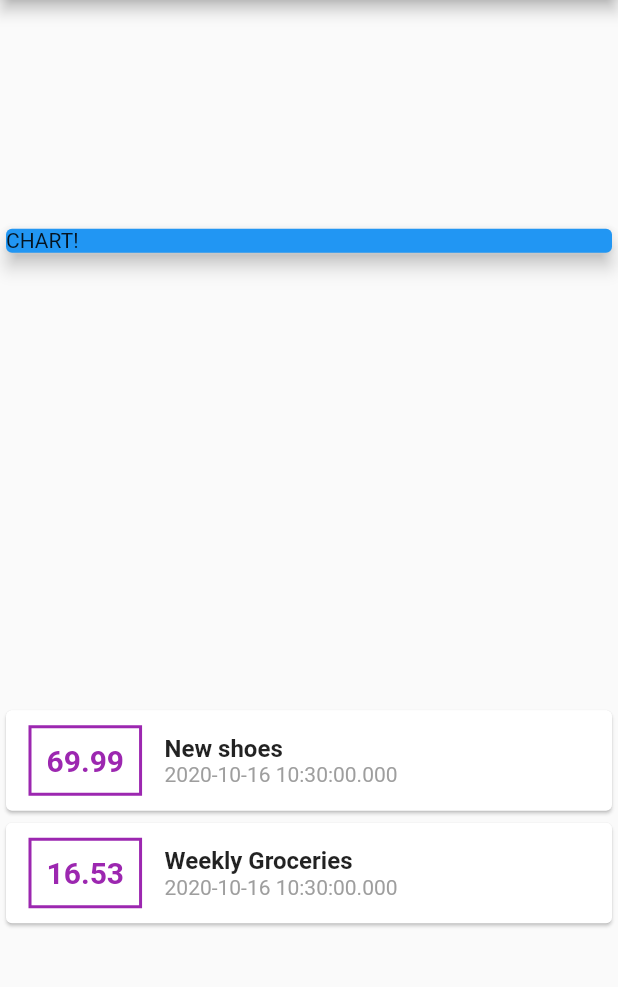
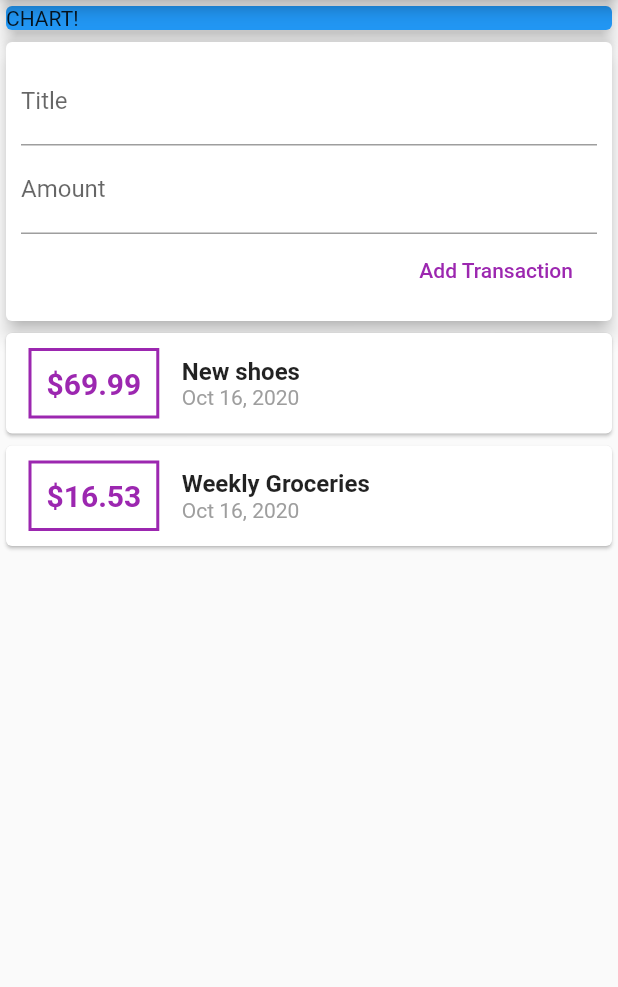
Before and after one commit to KaSliK/Expenses-App, a Flutter app: the screen it shows after launch, on a phone screen of 412 x 824 dp, the part 84-1071 px from its top. Run offline on Flutter 3.47's test engine with Material 2 defaults, Android fonts, the phone set to English and light mode, and no system bars.

Commit message:
Added some widgets and moved logic right there, adding transactions funcionality works

```diff
--- a/lib/main.dart
+++ b/lib/main.dart
@@ -1,5 +1,7 @@
 import 'package:flutter/material.dart';
-import './transaction.dart';
+import './widgets/user_transactions.dart';
+
+
 
 void main() => runApp(MyApp());
 
@@ -14,20 +16,8 @@ class MyApp extends StatelessWidget {
 }
 
 class MyHomePage extends StatelessWidget {
-  final List<Transaction> transactions = [
-    Transaction(
-      id: 't1',
-      title: 'New shoes',
-      amount: 69.99,
-      date: DateTime.now(),
-    ),
-    Transaction(
-      id: 't2',
-      title: 'Weekly Groceries',
-      amount: 16.53,
-      date: DateTime.now(),
-    ),
-  ];
+
+
 
   @override
   Widget build(BuildContext context) {
@@ -36,7 +26,7 @@ class MyHomePage extends StatelessWidget {
         title: Text('Personal Expenses'),
       ),
       body: Column(
-        mainAxisAlignment: MainAxisAlignment.spaceAround,
+        mainAxisAlignment: MainAxisAlignment.start,
         crossAxisAlignment: CrossAxisAlignment.center,
         children: <Widget>[
           Container(
@@ -47,53 +37,7 @@ class MyHomePage extends StatelessWidget {
               elevation: 5,
             ),
           ),
-          Column(
-            children: transactions.map((tx) {
-              return Card(
-                child: Row(
-                  children: [
-                    Container(
-                      padding: EdgeInsets.all(10),
-                      margin: EdgeInsets.symmetric(
-                        vertical: 10,
-                        horizontal: 15,
-                      ),
-                      decoration: BoxDecoration(
-                        border: Border.all(
-                          color: Colors.purple,
-                          width: 2,
-                        ),
-                      ),
-                      child: Text(
-                        tx.amount.toString(),
-                        style: TextStyle(
-                          fontWeight: FontWeight.bold,
-                          fontSize: 20,
-                          color: Colors.purple,
-                        ),
-                      ),
-                    ),
-                    Column(
-                      crossAxisAlignment: CrossAxisAlignment.start,
-                      children: [
-                        Text(
-                          tx.title,
-                          style: TextStyle(
-                            fontSize: 16,
-                            fontWeight: FontWeight.bold,
-                          ),
-                        ),
-                        Text(
-                          tx.date.toString(),
-                          style: TextStyle(color: Colors.grey),
-                        ),
-                      ],
-                    )
-                  ],
-                ),
-              );
-            }).toList(),
-          ),
+          UserTransactions()
         ],
       ),
     );
--- /dev/null
+++ b/lib/widgets/new_transaction.dart
@@ -0,0 +1,46 @@
+import 'package:flutter/material.dart';
+
+class NewTransaction extends StatelessWidget {
+  final Function addTx;
+  final titleController = TextEditingController();
+  final amountController = TextEditingController();
+
+  NewTransaction(this.addTx);
+
+  @override
+  Widget build(BuildContext context) {
+    return Card(
+      elevation: 5,
+      child: Container(
+        padding: EdgeInsets.all(10),
+        child: Column(
+          crossAxisAlignment: CrossAxisAlignment.end,
+          children: [
+            TextField(
+              decoration: InputDecoration(labelText: 'Title'),
+              // onChanged: (value) {
+              //   titleInput = value;
+              // },
+              controller: titleController,
+            ),
+            TextField(
+              decoration: InputDecoration(labelText: 'Amount'),
+              // onChanged: (value) => amountInput = value,
+              controller: amountController,
+            ),
+            FlatButton(
+              onPressed: () {
+                addTx(
+                  titleController.text,
+                  double.parse(amountController.text),
+                );
+              },
+              child: Text('Add Transaction'),
+              textColor: Colors.purple,
+            )
+          ],
+        ),
+      ),
+    );
+  }
+}
--- /dev/null
+++ b/lib/widgets/transaction_list.dart
@@ -0,0 +1,59 @@
+import 'package:flutter/material.dart';
+import '../models/transaction.dart';
+import 'package:intl/intl.dart';
+
+class TransactionList extends StatelessWidget {
+  final List<Transaction> transactions;
+
+  TransactionList(this.transactions);
+  @override
+  Widget build(BuildContext context) {
+    return Column(
+      children: transactions.map((tx) {
+        return Card(
+          child: Row(
+            children: [
+              Container(
+                padding: EdgeInsets.all(10),
+                margin: EdgeInsets.symmetric(
+                  vertical: 10,
+                  horizontal: 15,
+                ),
+                decoration: BoxDecoration(
+                  border: Border.all(
+                    color: Colors.purple,
+                    width: 2,
+                  ),
+                ),
+                child: Text(
+                  '\$${tx.amount}',
+                  style: TextStyle(
+                    fontWeight: FontWeight.bold,
+                    fontSize: 20,
+                    color: Colors.purple,
+                  ),
+                ),
+              ),
+              Column(
+                crossAxisAlignment: CrossAxisAlignment.start,
+                children: [
+                  Text(
+                    tx.title,
+                    style: TextStyle(
+                      fontSize: 16,
+                      fontWeight: FontWeight.bold,
+                    ),
+                  ),
+                  Text(
+                    DateFormat.yMMMd().format(tx.date),
+                    style: TextStyle(color: Colors.grey),
+                  ),
+                ],
+              )
+            ],
+          ),
+        );
+      }).toList(),
+    );
+  }
+}
--- /dev/null
+++ b/lib/widgets/user_transactions.dart
@@ -0,0 +1,49 @@
+import 'package:flutter/material.dart';
+import './new_transaction.dart';
+import './transaction_list.dart';
+import '../models/transaction.dart';
+
+class UserTransactions extends StatefulWidget {
+  @override
+  _UserTransactionsState createState() => _UserTransactionsState();
+}
+
+class _UserTransactionsState extends State<UserTransactions> {
+  final List<Transaction> _userTransactions = [
+    Transaction(
+      id: 't1',
+      title: 'New shoes',
+      amount: 69.99,
+      date: DateTime.now(),
+    ),
+    Transaction(
+      id: 't2',
+      title: 'Weekly Groceries',
+      amount: 16.53,
+      date: DateTime.now(),
+    ),
+  ];
+
+  void _addNewTransaction(String txTitle, double txAmount) {
+    final newTx = Transaction(
+      id: DateTime.now().toString(),
+      title: txTitle,
+      amount: txAmount,
+      date: DateTime.now(),
+    );
+
+    setState(() {
+      _userTransactions.add(newTx);
+    });
+  }
+
+  @override
+  Widget build(BuildContext context) {
+    return Column(
+      children: [
+        NewTransaction(_addNewTransaction),
+        TransactionList(_userTransactions),
+      ],
+    );
+  }
+}
--- a/pubspec.yaml
+++ b/pubspec.yaml
@@ -23,6 +23,7 @@ environment:
 dependencies:
   flutter:
     sdk: flutter
+  intl: ^0.16.1
 
 
   # The following adds the Cupertino Icons font to your application.
```
Also changed, not shown: lib/models/transaction.dart (renamed from lib/transaction.dart), pubspec.lock.
